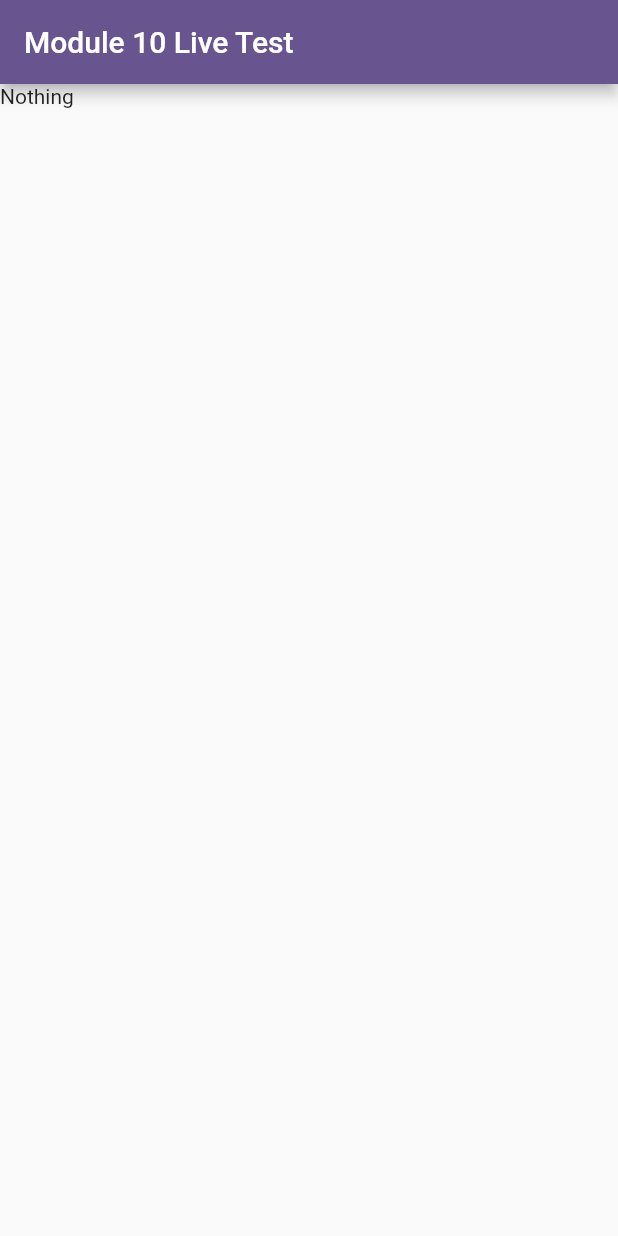
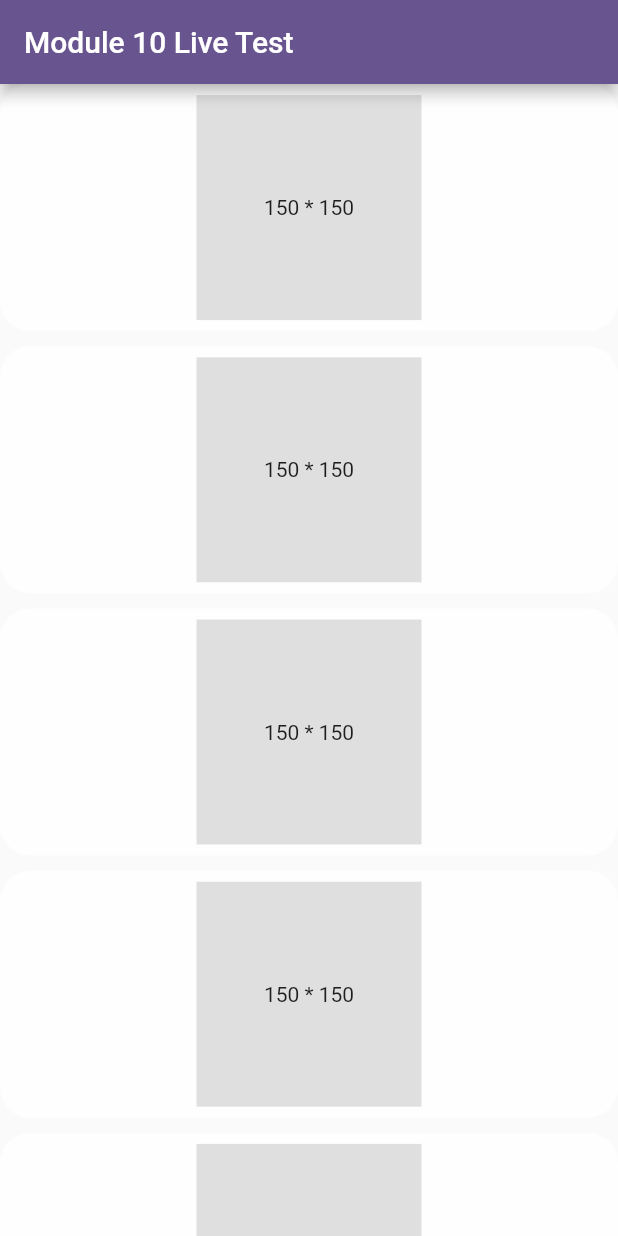
Before and after one commit to Mahibulhassan/Ostad-Online-Learning, a Flutter app: the screen it shows after launch, on a phone screen of 412 x 824 dp. Run offline on Flutter 3.47's test engine with Material 2 defaults, Android fonts, the phone set to English and light mode, and no system bars; our stand-ins replace fluttertoast, geolocator, sn_progress_dialog.

Commit message:
module 10 live test done

```diff
--- a/module_10_livetest/lib/main.dart
+++ b/module_10_livetest/lib/main.dart
@@ -34,13 +34,70 @@ class _MyHomePageState extends State<MyHomePage> {
   //Code Part
   @override
   Widget build(BuildContext context) {
+    Size size = MediaQuery.of(context).size;
     return Scaffold(
       appBar: AppBar(
         title: Text("Module 10 Live Test"),
       ),
-      body: Container(
-        child: Text("Nothing"),
-      ), // This trailing comma makes auto-formatting nicer for build methods.
+      body: MediaQuery.of(context).orientation == Orientation.portrait ? potredMode(size):landScape(size) , // This trailing comma makes auto-formatting nicer for build methods.
     );
   }
+
+  Widget potredMode(Size size){
+    return ListView.builder(itemCount: 15,
+    itemBuilder: (context , index){
+      return Column(
+        children: [
+         Container(
+            width: size.width*1,
+            height: size.height*0.2,
+            decoration: BoxDecoration(
+              borderRadius: BorderRadius.circular(20),
+              color: Colors.white70,
+            ),
+            child: Center(
+              child: Container(
+                color: Colors.black12,
+                child: SizedBox(
+                  height: 150,
+                  width: 150,
+                  child: Center(child: Text("150 * 150")),
+                ),
+              ),
+            ),
+          ),
+          const SizedBox(height: 10,)
+        ],
+      );
+    },);
+  }
+
+  Widget landScape (Size size){
+    return GridView.builder(
+      itemCount: 6,
+        gridDelegate: SliverGridDelegateWithFixedCrossAxisCount(crossAxisCount: 2) , itemBuilder: (context,index){
+      return  Row(
+        children: [
+          Container(
+            width: size.width*0.48,
+            decoration: BoxDecoration(
+              borderRadius: BorderRadius.circular(20),
+              color: Colors.white70,
+            ),
+            child: Center(
+              child: Container(
+                color: Colors.black12,
+                child: SizedBox(
+                  height: 150,
+                  width: 150,
+                  child: Center(child: Text("150 * 150")),
+                ),
+              ),
+            ),
+          ),
+          const SizedBox(width: 10,)
+        ],
+      );
+    });
+  }
 }
```
